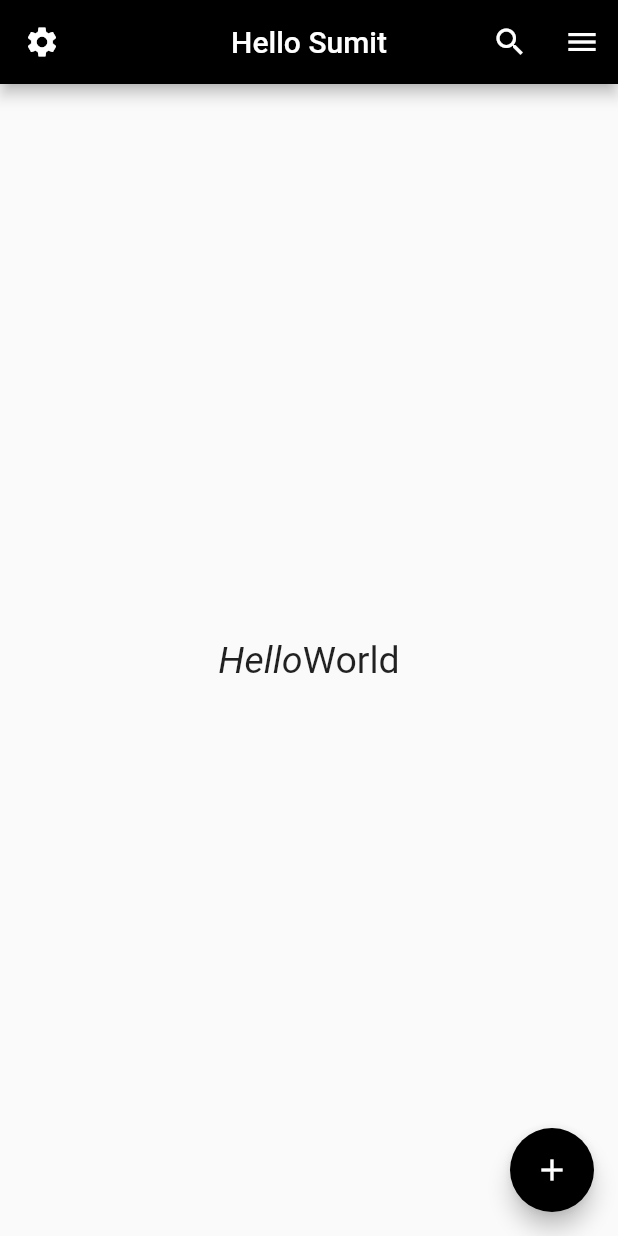
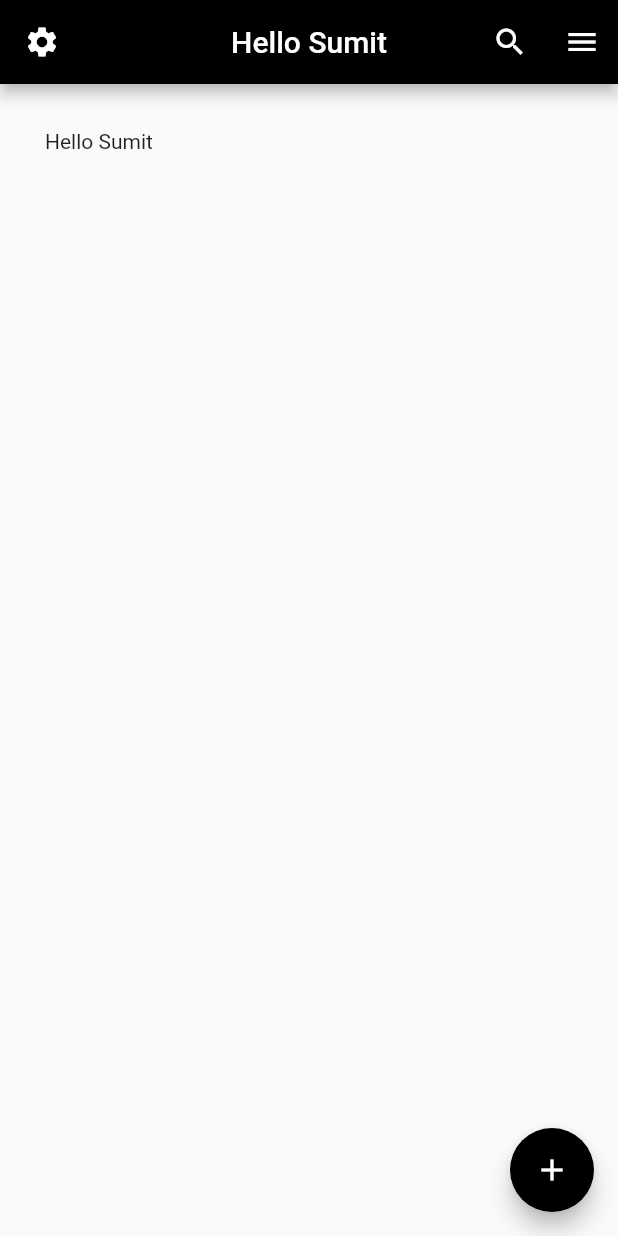
Before and after one commit to sumit007/flutter_learn, a Flutter app: the screen it shows after launch, on a phone screen of 412 x 824 dp. Run offline on Flutter 3.47's test engine with Material 2 defaults, Android fonts, the light colour scheme and no system bars.

Commit message:
padding to all sides - EdgeInsets

```diff
--- a/lib/home.dart
+++ b/lib/home.dart
@@ -30,28 +30,12 @@ class Home extends StatelessWidget {
           )
         ],
       ),
-      body: const Center(
-          child:
-          Text.rich(
-            TextSpan(
-              children: <TextSpan>[
-                TextSpan(
-                  text: "Hello",
-                  style: TextStyle(
-                    fontStyle: FontStyle.italic,
-                    fontSize: 25
-                  )
-                ),
-                TextSpan(
-                  text: "World",
-                  style: TextStyle(
-                    fontSize: 25
-                  )
-                )
-              ]
-            )
-          )
-      ),
+      body: const Padding(
+        padding: EdgeInsets.all(30),
+        child: Text("Hello Sumit"),
+      )
+
+
     );
   }
 
```
